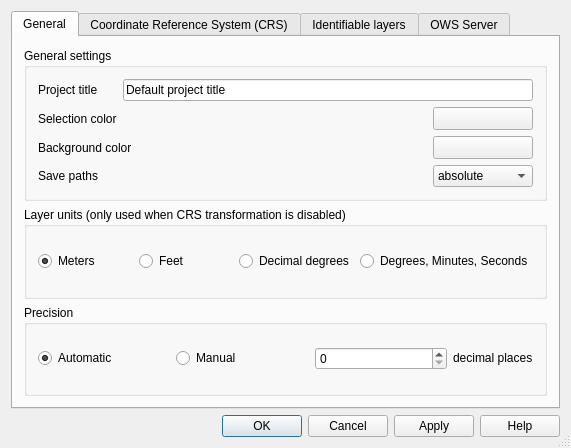
Old version of the form src/ui/qgsprojectpropertiesbase.ui in the repository kadas-albireo/kadas-albireo.
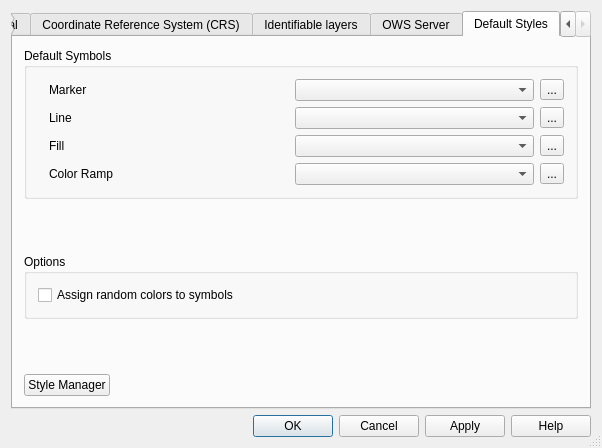
New version of the form. The open tabs and pages were chosen to show the change. Icons and pictures are not drawn. Custom widgets are drawn as their Qt base class.

Commit message: add project defaults for layer symbology

The edit to the form file:
```diff
--- a/src/ui/qgsprojectpropertiesbase.ui
+++ b/src/ui/qgsprojectpropertiesbase.ui
@@ -6,7 +6,7 @@
    <rect>
     <x>0</x>
     <y>0</y>
-    <width>571</width>
+    <width>602</width>
     <height>448</height>
    </rect>
   </property>
@@ -20,7 +20,7 @@
    <bool>true</bool>
   </property>
   <layout class="QGridLayout" name="gridLayout_2">
-   <item row="1" column="0">
+   <item row="2" column="0">
     <widget class="QDialogButtonBox" name="buttonBox">
      <property name="orientation">
       <enum>Qt::Horizontal</enum>
@@ -30,7 +30,7 @@
      </property>
     </widget>
    </item>
-   <item row="0" column="0">
+   <item row="1" column="0">
     <widget class="QTabWidget" name="tabWidget">
      <property name="currentIndex">
       <number>0</number>
@@ -694,6 +694,251 @@
        </item>
       </layout>
      </widget>
+     <widget class="QWidget" name="tab">
+      <attribute name="title">
+       <string>Default Styles</string>
+      </attribute>
+      <layout class="QGridLayout" name="vgridLayout_10">
+       <item row="0" column="0">
+        <widget class="QGroupBox" name="groupBox">
+         <property name="title">
+          <string>Default Symbols</string>
+         </property>
+         <layout class="QGridLayout" name="gridLayout_9">
+          <property name="leftMargin">
+           <number>9</number>
+          </property>
+          <item row="0" column="0">
+           <widget class="QLabel" name="pixStyleMarker">
+            <property name="sizePolicy">
+             <sizepolicy hsizetype="Fixed" vsizetype="Preferred">
+              <horstretch>0</horstretch>
+              <verstretch>0</verstretch>
+             </sizepolicy>
+            </property>
+            <property name="text">
+             <string/>
+            </property>
+            <property name="pixmap">
+             <pixmap resource="../../images/images.qrc">:/images/themes/default/styleicons/style-point.png</pixmap>
+            </property>
+           </widget>
+          </item>
+          <item row="0" column="2">
+           <widget class="QLabel" name="lblStyleMarker">
+            <property name="text">
+             <string>Marker</string>
+            </property>
+            <property name="margin">
+             <number>5</number>
+            </property>
+           </widget>
+          </item>
+          <item row="0" column="4">
+           <widget class="QComboBox" name="cboStyleMarker"/>
+          </item>
+          <item row="0" column="5">
+           <widget class="QToolButton" name="pbtnStyleMarker">
+            <property name="text">
+             <string>...</string>
+            </property>
+            <property name="icon">
+             <iconset resource="../../images/images.qrc">
+              <normaloff>:/images/themes/default/symbologyEdit.png</normaloff>:/images/themes/default/symbologyEdit.png</iconset>
+            </property>
+           </widget>
+          </item>
+          <item row="1" column="0">
+           <widget class="QLabel" name="pixStyleLine">
+            <property name="sizePolicy">
+             <sizepolicy hsizetype="Fixed" vsizetype="Preferred">
+              <horstretch>0</horstretch>
+              <verstretch>0</verstretch>
+             </sizepolicy>
+            </property>
+            <property name="text">
+             <string/>
+            </property>
+            <property name="pixmap">
+             <pixmap resource="../../images/images.qrc">:/images/themes/default/styleicons/style-line.png</pixmap>
+            </property>
+           </widget>
+          </item>
+          <item row="1" column="2">
+           <widget class="QLabel" name="lblStyleLine">
+            <property name="text">
+             <string>Line</string>
+            </property>
+            <property name="margin">
+             <number>5</number>
+            </property>
+           </widget>
+          </item>
+          <item row="1" column="4">
+           <widget class="QComboBox" name="cboStyleLine"/>
+          </item>
+          <item row="1" column="5">
+           <widget class="QToolButton" name="pbtnStyleLine">
+            <property name="text">
+             <string>...</string>
+            </property>
+            <property name="icon">
+             <iconset resource="../../images/images.qrc">
+              <normaloff>:/images/themes/default/symbologyEdit.png</normaloff>:/images/themes/default/symbologyEdit.png</iconset>
+            </property>
+           </widget>
+          </item>
+          <item row="2" column="0">
+           <widget class="QLabel" name="pixStyleFill">
+            <property name="sizePolicy">
+             <sizepolicy hsizetype="Fixed" vsizetype="Preferred">
+              <horstretch>0</horstretch>
+              <verstretch>0</verstretch>
+             </sizepolicy>
+            </property>
+            <property name="text">
+             <string/>
+            </property>
+            <property name="pixmap">
+             <pixmap resource="../../images/images.qrc">:/images/themes/default/styleicons/style-polygon.png</pixmap>
+            </property>
+           </widget>
+          </item>
+          <item row="2" column="2">
+           <widget class="QLabel" name="lblStyleFill">
+            <property name="text">
+             <string>Fill</string>
+            </property>
+            <property name="margin">
+             <number>5</number>
+            </property>
+           </widget>
+          </item>
+          <item row="2" column="4">
+           <widget class="QComboBox" name="cboStyleFill"/>
+          </item>
+          <item row="2" column="5">
+           <widget class="QToolButton" name="pbtnStyleFill">
+            <property name="text">
+             <string>...</string>
+            </property>
+            <property name="icon">
+             <iconset resource="../../images/images.qrc">
+              <normaloff>:/images/themes/default/symbologyEdit.png</normaloff>:/images/themes/default/symbologyEdit.png</iconset>
+            </property>
+           </widget>
+          </item>
+          <item row="3" column="0">
+           <widget class="QLabel" name="label_14">
+            <property name="sizePolicy">
+             <sizepolicy hsizetype="Fixed" vsizetype="Preferred">
+              <horstretch>0</horstretch>
+              <verstretch>0</verstretch>
+             </sizepolicy>
+            </property>
+            <property name="text">
+             <string/>
+            </property>
+            <property name="pixmap">
+             <pixmap resource="../../images/images.qrc">:/images/themes/default/styleicons/color.png</pixmap>
+            </property>
+           </widget>
+          </item>
+          <item row="3" column="2">
+           <widget class="QLabel" name="lblStyleColorRamp">
+            <property name="text">
+             <string>Color Ramp</string>
+            </property>
+            <property name="margin">
+             <number>5</number>
+            </property>
+           </widget>
+          </item>
+          <item row="3" column="4">
+           <widget class="QComboBox" name="cboStyleColorRamp"/>
+          </item>
+          <item row="3" column="5">
+           <widget class="QToolButton" name="pbtnStyleColorRamp">
+            <property name="text">
+             <string>...</string>
+            </property>
+            <property name="icon">
+             <iconset resource="../../images/images.qrc">
+              <normaloff>:/images/themes/default/symbologyEdit.png</normaloff>:/images/themes/default/symbologyEdit.png</iconset>
+            </property>
+           </widget>
+          </item>
+         </layout>
+        </widget>
+       </item>
+       <item row="9" column="0">
+        <layout class="QHBoxLayout" name="horizontalLayout_3">
+         <item>
+          <widget class="QPushButton" name="pbtnStyleManager">
+           <property name="text">
+            <string>Style Manager</string>
+           </property>
+          </widget>
+         </item>
+         <item>
+          <spacer name="horizontalSpacer">
+           <property name="orientation">
+            <enum>Qt::Horizontal</enum>
+           </property>
+           <property name="sizeHint" stdset="0">
+            <size>
+             <width>40</width>
+             <height>20</height>
+            </size>
+           </property>
+          </spacer>
+         </item>
+        </layout>
+       </item>
+       <item row="2" column="0">
+        <widget class="QGroupBox" name="groupBox_2">
+         <property name="title">
+          <string>Options</string>
+         </property>
+         <layout class="QGridLayout" name="gridLayout_7">
+          <item row="4" column="0" colspan="4">
+           <widget class="QCheckBox" name="cbxStyleRandomColors">
+            <property name="text">
+             <string>Assign random colors to symbols</string>
+            </property>
+           </widget>
+          </item>
+         </layout>
+        </widget>
+       </item>
+       <item row="1" column="0">
+        <spacer name="verticalSpacer_3">
+         <property name="orientation">
+          <enum>Qt::Vertical</enum>
+         </property>
+         <property name="sizeHint" stdset="0">
+          <size>
+           <width>20</width>
+           <height>40</height>
+          </size>
+         </property>
+        </spacer>
+       </item>
+       <item row="3" column="0">
+        <spacer name="verticalSpacer_4">
+         <property name="orientation">
+          <enum>Qt::Vertical</enum>
+         </property>
+         <property name="sizeHint" stdset="0">
+          <size>
+           <width>20</width>
+           <height>40</height>
+          </size>
+         </property>
+        </spacer>
+       </item>
+      </layout>
+     </widget>
     </widget>
    </item>
   </layout>
```
Left out of the diff: 7 changed lines with no effect on the pictures. The commit also changes 6 other files.
